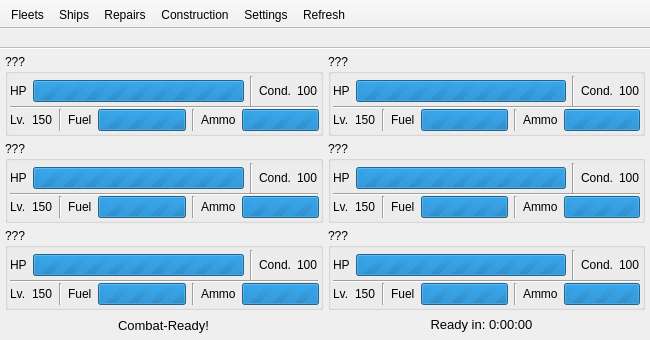
The window that KCMainWindow.ui (KanColleTool/kct-tool) describes before a commit, drawn with Qt 5.
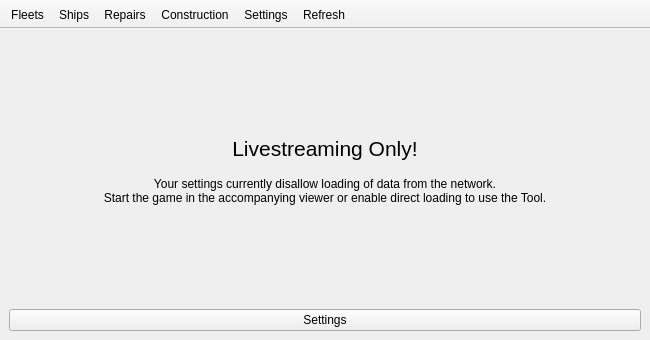
The same window after the commit. Icons and pictures are not drawn.

Commit message: Added a 'Livestreaming Only' page if network is disabled and no data is detected

Patch:
```diff
--- a/KCMainWindow.ui
+++ b/KCMainWindow.ui
@@ -48,6 +48,9 @@
     </property>
     <item>
      <widget class="QStackedWidget" name="stackedWidget">
+      <property name="currentIndex">
+       <number>4</number>
+      </property>
       <widget class="QWidget" name="fleetsPage">
        <layout class="QVBoxLayout" name="verticalLayout_2">
         <property name="spacing">
@@ -2123,6 +2126,85 @@
         </item>
        </layout>
       </widget>
+      <widget class="QWidget" name="noNetworkPage">
+       <layout class="QVBoxLayout" name="verticalLayout_14">
+        <item>
+         <spacer name="verticalSpacer">
+          <property name="orientation">
+           <enum>Qt::Vertical</enum>
+          </property>
+          <property name="sizeHint" stdset="0">
+           <size>
+            <width>20</width>
+            <height>40</height>
+           </size>
+          </property>
+         </spacer>
+        </item>
+        <item>
+         <widget class="QLabel" name="label_4">
+          <property name="font">
+           <font>
+            <pointsize>16</pointsize>
+           </font>
+          </property>
+          <property name="text">
+           <string>Livestreaming Only!</string>
+          </property>
+          <property name="alignment">
+           <set>Qt::AlignCenter</set>
+          </property>
+         </widget>
+        </item>
+        <item>
+         <spacer name="verticalSpacer_3">
+          <property name="orientation">
+           <enum>Qt::Vertical</enum>
+          </property>
+          <property name="sizeType">
+           <enum>QSizePolicy::Preferred</enum>
+          </property>
+          <property name="sizeHint" stdset="0">
+           <size>
+            <width>20</width>
+            <height>10</height>
+           </size>
+          </property>
+         </spacer>
+        </item>
+        <item>
+         <widget class="QLabel" name="label_9">
+          <property name="text">
+           <string>Your settings currently disallow loading of data from the network.
+Start the game in the accompanying viewer or enable direct loading to use the Tool.</string>
+          </property>
+          <property name="alignment">
+           <set>Qt::AlignCenter</set>
+          </property>
+         </widget>
+        </item>
+        <item>
+         <spacer name="verticalSpacer_4">
+          <property name="orientation">
+           <enum>Qt::Vertical</enum>
+          </property>
+          <property name="sizeHint" stdset="0">
+           <size>
+            <width>20</width>
+            <height>40</height>
+           </size>
+          </property>
+         </spacer>
+        </item>
+        <item>
+         <widget class="QPushButton" name="noNetworkSettingsButton">
+          <property name="text">
+           <string>Settings</string>
+          </property>
+         </widget>
+        </item>
+       </layout>
+      </widget>
      </widget>
     </item>
    </layout>
```
Left out of the diff: 122 changed lines with no effect on the pictures. The commit also changes 2 other files.
